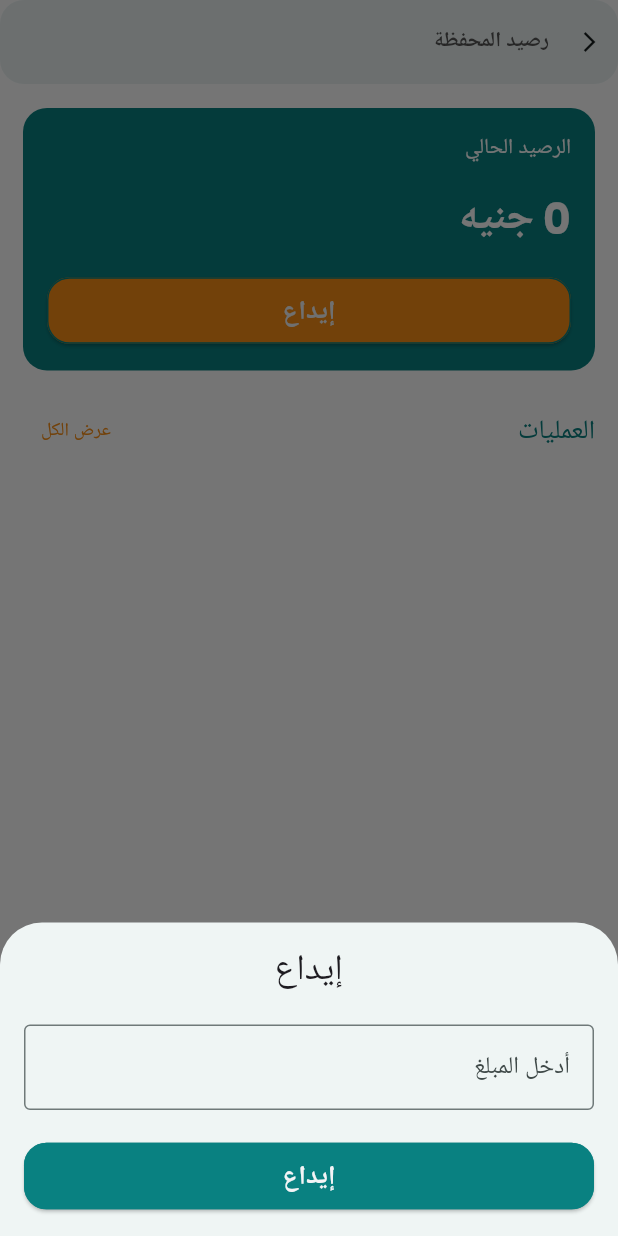
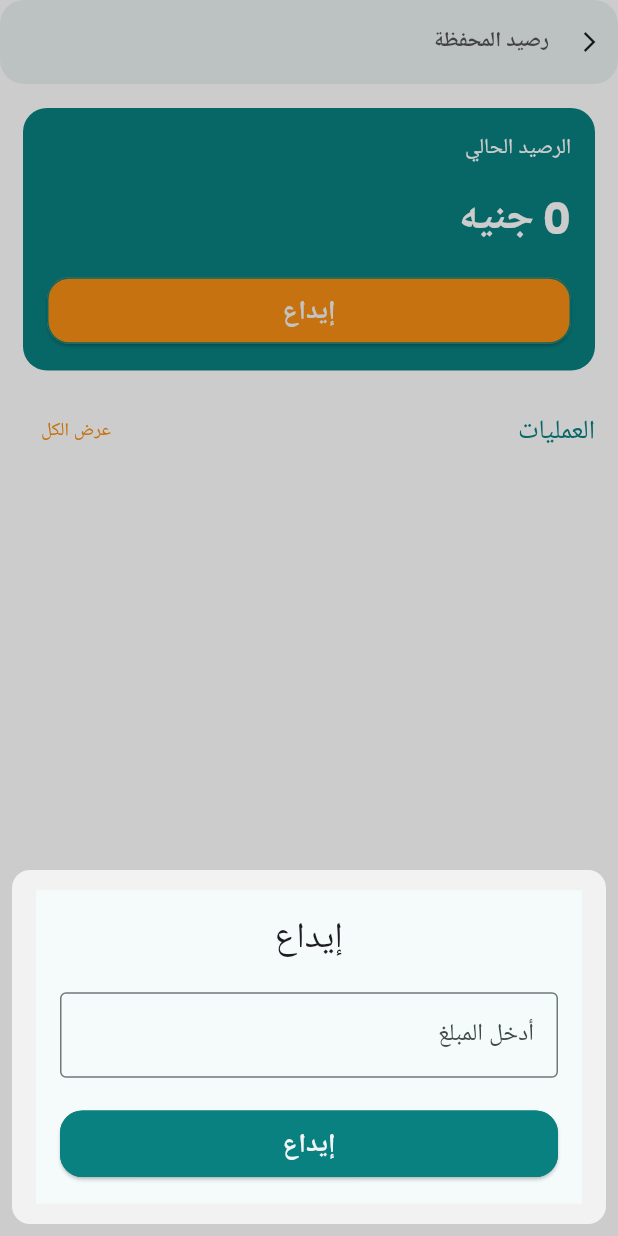
Before and after one commit to aliNassef/SAFi, a Flutter app: the WalletBalanceView screen opened by its route, after a tap on "إيداع", on a phone screen of 412 x 824 dp. Run offline on Flutter 3.47's test engine with Material 3 defaults, Android fonts, the phone set to English and light mode, and no system bars; our stand-ins replace animate_do, bloc, cached_network_image, carousel_slider, cloud_firestore, dartz and 22 more; missing offline and left inert: flutter_paypal_payment, flutter_stripe, otp_pin_field, phone_form_field; accounts and stored records are empty; Roboto replaces fonts that are missing (Tajawal); project files that could hold a hidden picture were left out.

Commit message:
feat: Add amount input bottom sheet utility and implement deposit button with transaction cubit integration.

```diff
--- a/lib/core/utils/app_bottom_sheet.dart
+++ b/lib/core/utils/app_bottom_sheet.dart
@@ -1,4 +1,5 @@
 import 'package:easy_localization/easy_localization.dart';
+import 'package:flutter/cupertino.dart';
 import 'package:flutter/material.dart';
 import 'package:flutter/services.dart';
 import 'package:gap/gap.dart';
@@ -36,7 +37,7 @@ class AppBottomSheet {
                       title,
                       style: Theme.of(context).textTheme.headlineSmall,
                     ),
-                    const SizedBox(height: 20),
+                    const Gap(20),
                     TextFormField(
                       controller: amountController,
                       keyboardType: const TextInputType.numberWithOptions(
@@ -91,4 +92,92 @@ class AppBottomSheet {
       },
     );
   }
+
+  static Future<void> showCupertinoActionSheet(
+    BuildContext context, {
+    required String title,
+    required String buttonText,
+    required Function(double amount) onConfirm,
+  }) {
+    final TextEditingController amountController = TextEditingController();
+    final GlobalKey<FormState> formKey = GlobalKey<FormState>();
+
+    return showCupertinoModalPopup(
+      context: context,
+      builder: (context) {
+        return CupertinoActionSheet(
+          message: Material(
+            child: Padding(
+              padding: EdgeInsets.only(
+                bottom: MediaQuery.of(context).viewInsets.bottom,
+              ),
+              child: SingleChildScrollView(
+                child: Container(
+                  padding: const EdgeInsets.all(16),
+                  child: Form(
+                    key: formKey,
+                    child: Column(
+                      mainAxisSize: MainAxisSize.min,
+                      children: [
+                        Text(
+                          title,
+                          style: Theme.of(context).textTheme.headlineSmall,
+                        ),
+                        const SizedBox(height: 20),
+                        TextFormField(
+                          controller: amountController,
+                          keyboardType: const TextInputType.numberWithOptions(
+                            decimal: true,
+                          ),
+                          inputFormatters: [
+                            FilteringTextInputFormatter.allow(
+                              RegExp(r'^\d+\.?\d{0,2}'),
+                            ),
+                          ],
+                          decoration: InputDecoration(
+                            labelText: LocaleKeys.enter_amount.tr(),
+                            hintText: LocaleKeys.enter_amount.tr(),
+                            border: const OutlineInputBorder(),
+                          ),
+                          validator: (value) {
+                            if (value == null || value.isEmpty) {
+                              return LocaleKeys.please_enter_an_amount.tr();
+                            }
+                            if (double.tryParse(value) == null) {
+                              return LocaleKeys.please_enter_a_valid_number
+                                  .tr();
+                            }
+                            if (double.parse(value) <= 0) {
+                              return LocaleKeys.amount_must_be_greater_than_zero
+                                  .tr();
+                            }
+                            return null;
+                          },
+                        ),
+                        const SizedBox(height: 20),
+                        SizedBox(
+                          width: double.infinity,
+                          child: DefaultAppButton(
+                            text: buttonText,
+                            onPressed: () {
+                              if (formKey.currentState?.validate() ?? false) {
+                                final double amount = double.parse(
+                                  amountController.text,
+                                );
+                                onConfirm(amount);
+                              }
+                            },
+                          ),
+                        ),
+                      ],
+                    ),
+                  ),
+                ),
+              ),
+            ),
+          ),
+        );
+      },
+    );
+  }
 }
--- a/lib/features/transactions/presentations/widgets/deposit_button_bloc_listener.dart
+++ b/lib/features/transactions/presentations/widgets/deposit_button_bloc_listener.dart
@@ -37,7 +37,7 @@ class DepositButtonBlocListener extends StatelessWidget {
         backgroundColor: AppColors.secondary,
         text: LocaleKeys.deposit.tr(),
         onPressed: () async {
-          AppBottomSheet.showAmountBottomSheet(
+          AppBottomSheet.showCupertinoActionSheet(
             context,
             title: LocaleKeys.deposit.tr(),
             buttonText: LocaleKeys.deposit.tr(),
```
